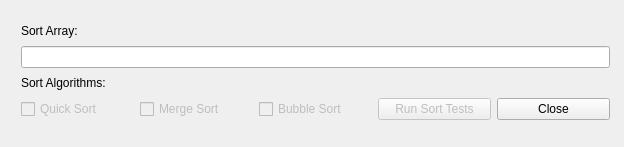
Old version of the form Sorting/SortingTestsQtUi/sortingdialogqtui.ui in the repository marcusolini/Academics.
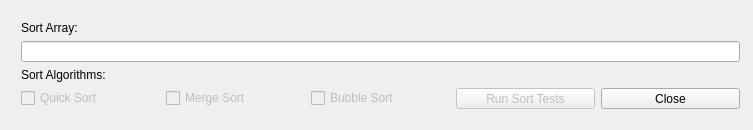
New version of the form.

Commit message: Sorting: Implementing Qt Sort Test UI.

The edit to the form file:
```diff
--- a/Sorting/SortingTestsQtUi/sortingdialogqtui.ui
+++ b/Sorting/SortingTestsQtUi/sortingdialogqtui.ui
@@ -6,20 +6,20 @@
    <rect>
     <x>0</x>
     <y>0</y>
-    <width>624</width>
-    <height>147</height>
+    <width>753</width>
+    <height>130</height>
    </rect>
   </property>
   <property name="windowTitle">
    <string>Sorting Tests</string>
   </property>
-  <widget class="QWidget" name="">
+  <widget class="QWidget" name="layoutWidget">
    <property name="geometry">
     <rect>
      <x>10</x>
      <y>10</y>
-     <width>611</width>
-     <height>121</height>
+     <width>741</width>
+     <height>111</height>
     </rect>
    </property>
    <layout class="QGridLayout" name="gridLayout">
```
The commit also changes 6 other files.
